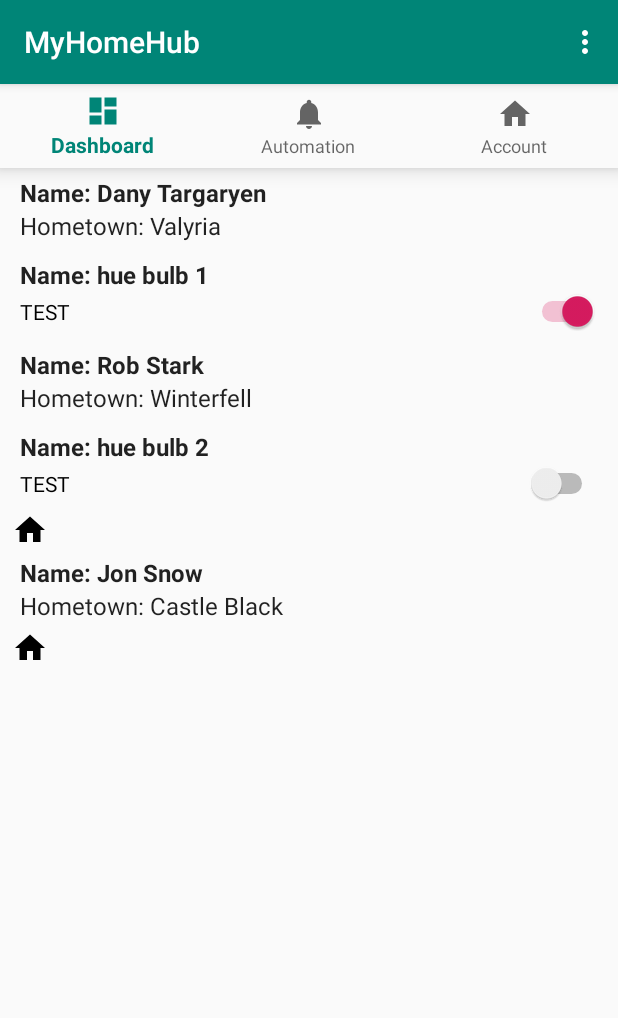
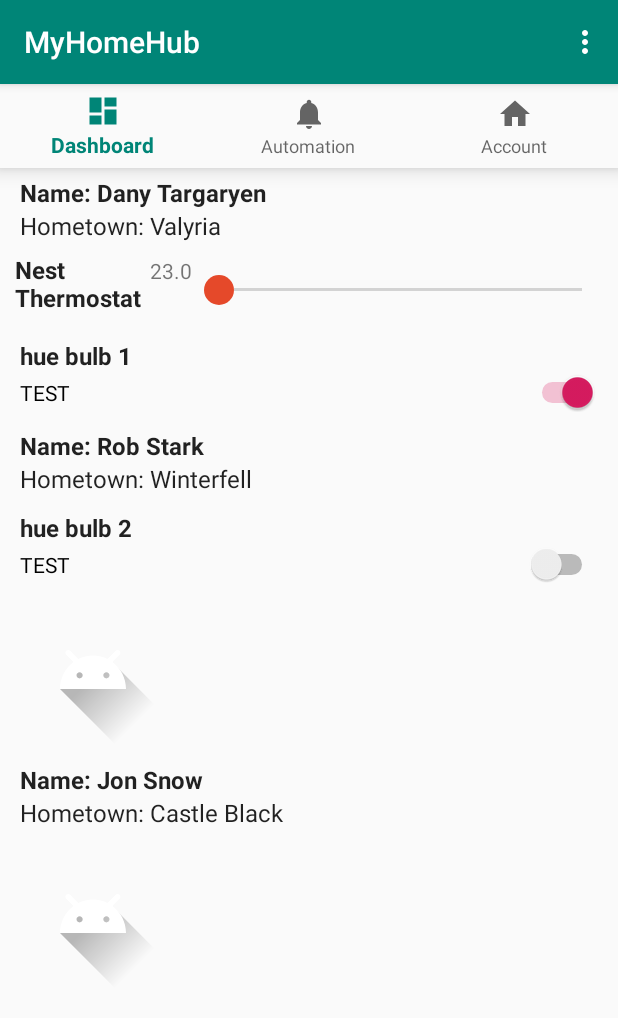
Before and after one commit to unimata/MyHomeHub, an Android app: the screen it shows after launch (MainActivity), on a phone screen of 412 x 824 dp. Shown: the top 1018 px of the screen. Run offline under Robolectric (Android 15) with nearby library versions, the phone set to English and light mode, and no system bars.

Commit message:
Added SliderControl.

```diff
--- a/app/src/main/java/com/homehub/dragan/myhomehub/ComplexRecyclerViewAdapter.java
+++ b/app/src/main/java/com/homehub/dragan/myhomehub/ComplexRecyclerViewAdapter.java
@@ -5,7 +5,8 @@ import android.support.v7.widget.RecyclerView;
 import android.view.LayoutInflater;
 import android.view.View;
 import android.view.ViewGroup;
-import android.widget.Switch;
+import android.widget.SeekBar;
+import android.widget.Toast;
 
 import java.util.List;
 
@@ -14,7 +15,7 @@ public class ComplexRecyclerViewAdapter extends RecyclerView.Adapter<RecyclerVie
     // The items to display in your RecyclerView
     private List<Object> items;
 
-    private final int USER = 0, IMAGE = 1, SWITCH = 2;
+    private final int USER = 0, IMAGE = 1, SWITCH = 2, SLIDER = 3;
 
     // Provide a suitable constructor (depends on the kind of dataset)
     public ComplexRecyclerViewAdapter(List<Object> items) {
@@ -36,8 +37,9 @@ public class ComplexRecyclerViewAdapter extends RecyclerView.Adapter<RecyclerVie
             return IMAGE;
         } else if (items.get(position) instanceof SwitchBasedControl) {
             return SWITCH;
+        } else if (items.get(position) instanceof SliderBasedControl) {
+            return SLIDER;
         }
-
         return -1;
     }
 
@@ -67,6 +69,10 @@ public class ComplexRecyclerViewAdapter extends RecyclerView.Adapter<RecyclerVie
             case SWITCH:
                 View v3 = inflater.inflate(R.layout.switch_control_viewholder, viewGroup, false);
                 viewHolder = new SwitchControlViewHolder(v3);
+                break;
+            case SLIDER:
+                View v4 = inflater.inflate(R.layout.slider_control_viewholder, viewGroup, false);
+                viewHolder = new SliderControlViewHolder(v4);
                 break;
 
             default:
@@ -105,6 +111,10 @@ public class ComplexRecyclerViewAdapter extends RecyclerView.Adapter<RecyclerVie
                 SwitchControlViewHolder vh3 = (SwitchControlViewHolder) viewHolder;
                 configureSwitchViewHolder(vh3, position);
                 break;
+            case SLIDER:
+                SliderControlViewHolder vh4 = (SliderControlViewHolder) viewHolder;
+                configureSliderViewHolder(vh4, position);
+                break;
             default:
                 //skip it
                 break;
@@ -130,17 +140,28 @@ public class ComplexRecyclerViewAdapter extends RecyclerView.Adapter<RecyclerVie
     }
 
     private void configureViewHolder2(ViewHolder2 vh2) {
-        vh2.getImageView().setImageResource(R.drawable.ic_home_black_24dp);
+        vh2.getImageView().setImageResource(R.drawable.ic_launcher_foreground);
     }
 
     private void configureSwitchViewHolder(SwitchControlViewHolder vh3, int position) {
         SwitchBasedControl device = (SwitchBasedControl) items.get(position);
         if (device != null) {
-            vh3.getLabel1().setText("Name: " + device.getLinkedDeviceId());
+            vh3.getLabel1().setText(device.getLinkedDeviceId());
         }
 
         boolean state = device.getSwitchState();
 
         vh3.setControl(state);
     }
+
+    private void configureSliderViewHolder(final SliderControlViewHolder vh3, int position) {
+        SliderBasedControl device = (SliderBasedControl) items.get(position);
+
+        if (device != null) {
+            vh3.getLabel1().setText(device.getLinkedDeviceId());
+            //vh3.getSeekBar(device.getSlider());
+            vh3.getValue().setText(Double.toString(device.getProgress()));// setCurrentValue(57);
+        }
+    }
+
 }
--- a/app/src/main/java/com/homehub/dragan/myhomehub/MainActivity.java
+++ b/app/src/main/java/com/homehub/dragan/myhomehub/MainActivity.java
@@ -26,6 +26,7 @@ public class MainActivity extends AppCompatActivity {
         ArrayList<Object> items = new ArrayList<>();
 
         items.add(new User("Dany Targaryen", "Valyria"));
+        items.add(new SliderBasedControl("Nest Thermostat",23));
         items.add(new SwitchBasedControl("hue bulb 1", true));
         items.add(new User("Rob Stark", "Winterfell"));
         items.add(new SwitchBasedControl("hue bulb 2", false));
@@ -77,6 +78,7 @@ public class MainActivity extends AppCompatActivity {
 
     }
 
+
     @Override
     public boolean onCreateOptionsMenu(Menu menu) {
         MenuInflater menuInflater = getMenuInflater();
--- /dev/null
+++ b/app/src/main/java/com/homehub/dragan/myhomehub/SliderBasedControl.java
@@ -0,0 +1,38 @@
+package com.homehub.dragan.myhomehub;
+
+
+import android.widget.SeekBar;
+
+public class SliderBasedControl {
+
+    private String LinkedDeviceId;
+    private float Progress;
+    private SeekBar Slider;
+
+    public SliderBasedControl(String deviceId, float p){
+
+        setLinkedDeviceId(deviceId);
+        setProgress(p);
+    }
+
+
+    public float getProgress() {
+        return Progress;
+    }
+
+    public void setProgress(float p) {
+        Progress = p;
+    }
+
+    public String getLinkedDeviceId() {
+        return LinkedDeviceId;
+    }
+
+    public void setLinkedDeviceId(String linkedDeviceId) {
+        LinkedDeviceId = linkedDeviceId;
+    }
+
+    public void setSlider(SeekBar slider) { Slider = slider; }
+
+    public SeekBar getSlider() { return Slider; }
+}
--- /dev/null
+++ b/app/src/main/java/com/homehub/dragan/myhomehub/SliderControlViewHolder.java
@@ -0,0 +1,65 @@
+package com.homehub.dragan.myhomehub;
+
+import android.support.v7.widget.RecyclerView;
+import android.view.View;
+import android.widget.SeekBar;
+import android.widget.TextView;
+
+
+public class SliderControlViewHolder extends RecyclerView.ViewHolder {
+
+    private TextView label1;
+    private TextView CurrentValue;
+    private SeekBar setValue;
+
+    public SliderControlViewHolder(View v) {
+        super(v);
+        label1 = (TextView) v.findViewById(R.id.text1);
+        setValue = (SeekBar) v.findViewById(R.id.seekBar);
+        CurrentValue = (TextView) v.findViewById(R.id.currentValue);
+
+
+        setValue.setOnSeekBarChangeListener(new SeekBar.OnSeekBarChangeListener() {
+            @Override
+            public void onProgressChanged(SeekBar seekBar, int progress, boolean fromUser) {
+                setCurrentValue(progress);
+            }
+            @Override
+            public void onStartTrackingTouch(SeekBar seekBar) {
+            }
+            @Override
+            public void onStopTrackingTouch(SeekBar seekBar) {
+            }
+        });
+    }
+
+    public void setSeekBar(SeekBar s){
+        setValue = s;
+    }
+
+
+
+    public TextView getLabel1() {
+        return label1;
+    }
+
+    public TextView getValue() {
+        return CurrentValue;
+    }
+    public void setCurrentValue(float f){
+        CurrentValue.setText(Float.toString(f));
+    }
+
+    public void setValue(SeekBar setValue) {
+        this.setValue = setValue;
+    }
+
+    public void setLabel1(TextView label1) {
+        this.label1 = label1;
+    }
+
+
+
+
+
+}
--- a/app/src/main/java/com/homehub/dragan/myhomehub/SwitchBasedControl.java
+++ b/app/src/main/java/com/homehub/dragan/myhomehub/SwitchBasedControl.java
@@ -6,7 +6,7 @@ public class SwitchBasedControl {
 
     private String LinkedDeviceId;
     private boolean SwitchState;
-    private Switch Device;
+
 
     public SwitchBasedControl(String deviceId, boolean state){
 
--- /dev/null
+++ b/app/src/main/res/drawable/slider_thumb.xml
@@ -0,0 +1,15 @@
+<?xml version="1.0" encoding="UTF-8"?>
+<shape xmlns:android="http://schemas.android.com/apk/res/android"
+    android:shape="oval" >
+
+    <gradient
+        android:angle="270"
+        android:endColor="#E5492A"
+        android:startColor="#E5492A" />
+
+    <size
+        android:height="20dp"
+        android:width="20dp" />
+
+
+</shape>
--- /dev/null
+++ b/app/src/main/res/layout/progress_circle.xml
@@ -0,0 +1,14 @@
+<?xml version="1.0" encoding="utf-8"?>
+<android.support.constraint.ConstraintLayout
+    xmlns:android="http://schemas.android.com/apk/res/android"
+    xmlns:tools="http://schemas.android.com/tools"
+    android:layout_width="match_parent"
+    android:layout_height="match_parent">
+
+    <ProgressBar
+        android:layout_width="100px"
+        android:layout_height="100px"
+        android:id="@+id/sliderProgressIcon"
+        tools:ignore="InvalidId,MissingConstraints" />
+
+</android.support.constraint.ConstraintLayout>
--- /dev/null
+++ b/app/src/main/res/layout/slider_control_viewholder.xml
@@ -0,0 +1,33 @@
+<?xml version="1.0" encoding="utf-8"?>
+<LinearLayout xmlns:android="http://schemas.android.com/apk/res/android"
+    xmlns:tools="http://schemas.android.com/tools"
+    android:id="@+id/sliderContainer"
+    android:layout_width="wrap_content"
+    android:layout_height="wrap_content"
+    android:orientation="horizontal"
+    android:padding="2dp">
+
+    <TextView
+        android:id="@+id/text1"
+        android:layout_width="90dp"
+        android:layout_height="wrap_content"
+        android:gravity="center_vertical"
+        android:textAppearance="?android:attr/textAppearanceListItemSmall"
+        android:textStyle="bold" />
+
+    <TextView
+        android:id="@+id/currentValue"
+        android:layout_width="30dp"
+        android:layout_height="wrap_content"
+        android:gravity="center_vertical"
+        />
+
+    <SeekBar
+        android:id="@+id/seekBar"
+        android:layout_width="274dp"
+        android:layout_height="50dp"
+        android:onClick="updateSlider"
+        android:thumb="@drawable/slider_thumb"/>
+
+
+</LinearLayout>
```
